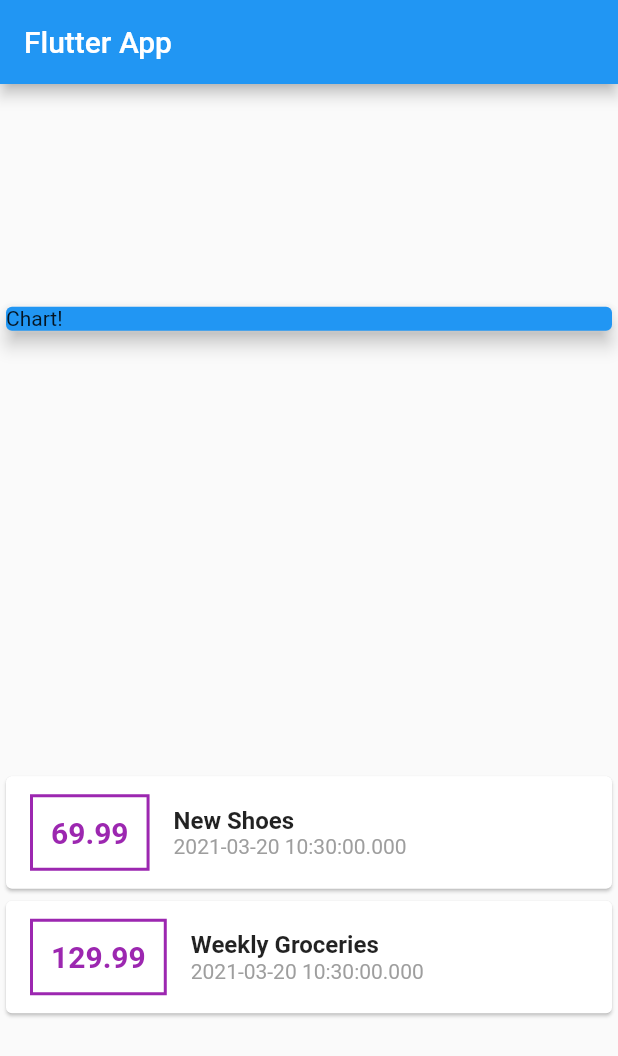
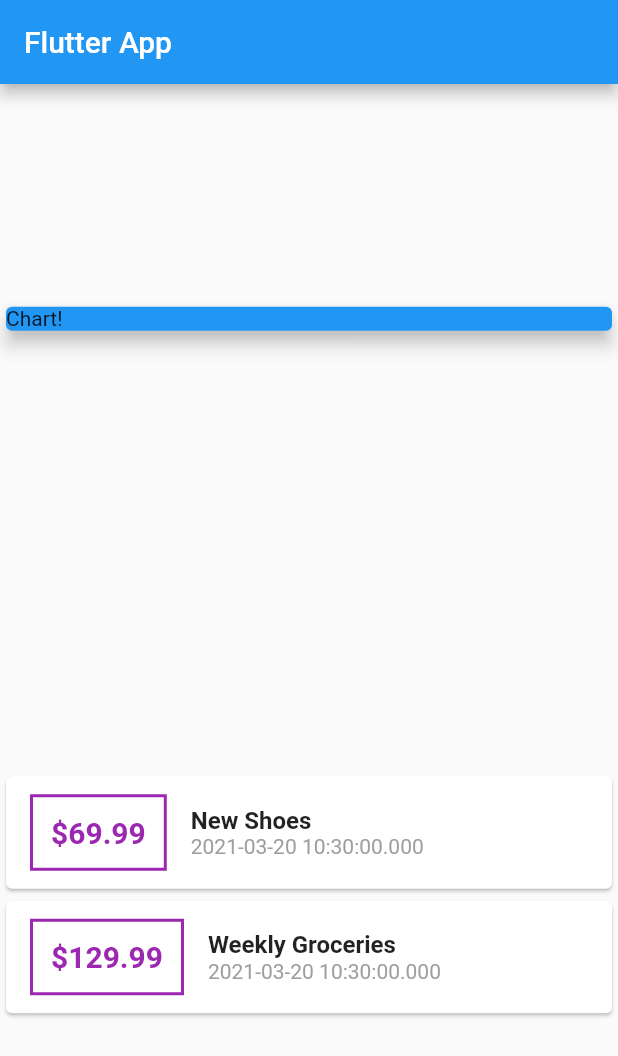
Before and after one commit to Auclown/flutter-personal-expenses, a Flutter app: the screen it shows after launch, on a phone screen of 412 x 824 dp. Shown: the top 1056 px of the screen. Run offline on Flutter 3.47's test engine with Material 2 defaults, Android fonts, the phone set to English and light mode, and no system bars.

```diff
--- a/lib/main.dart
+++ b/lib/main.dart
@@ -57,7 +57,7 @@ class MyHomePage extends StatelessWidget {
                     ),
                     padding: EdgeInsets.all(12),
                     child: Text(
-                      tx.amount.toString(),
+                      "\$${tx.amount}",
                       style: TextStyle(
                           fontWeight: FontWeight.bold,
                           fontSize: 20,
```
